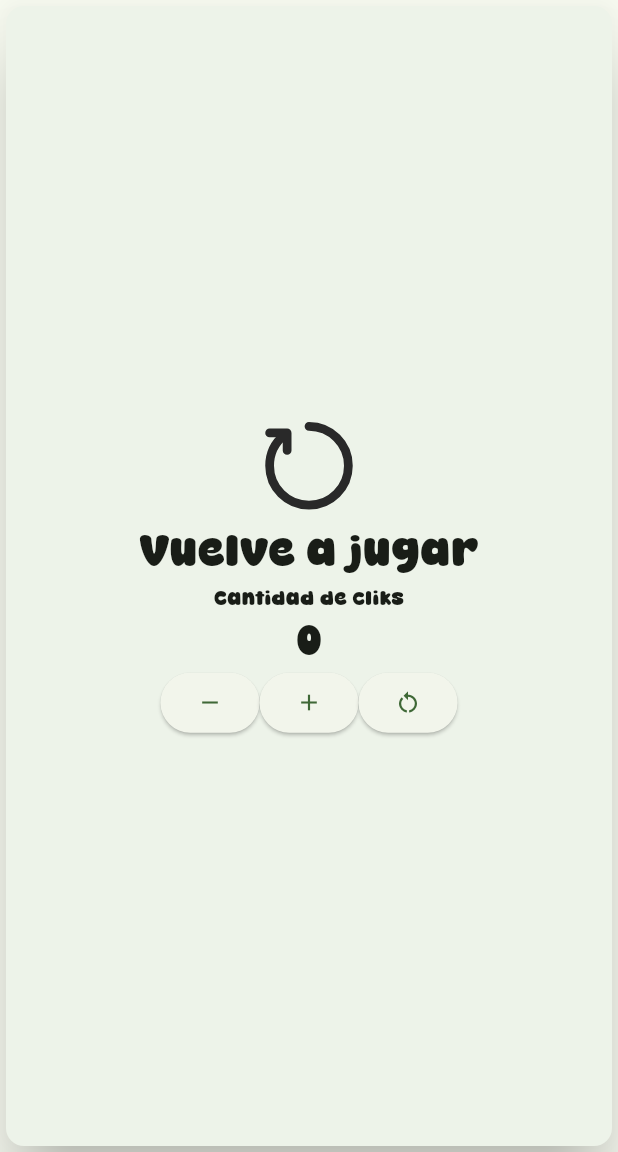
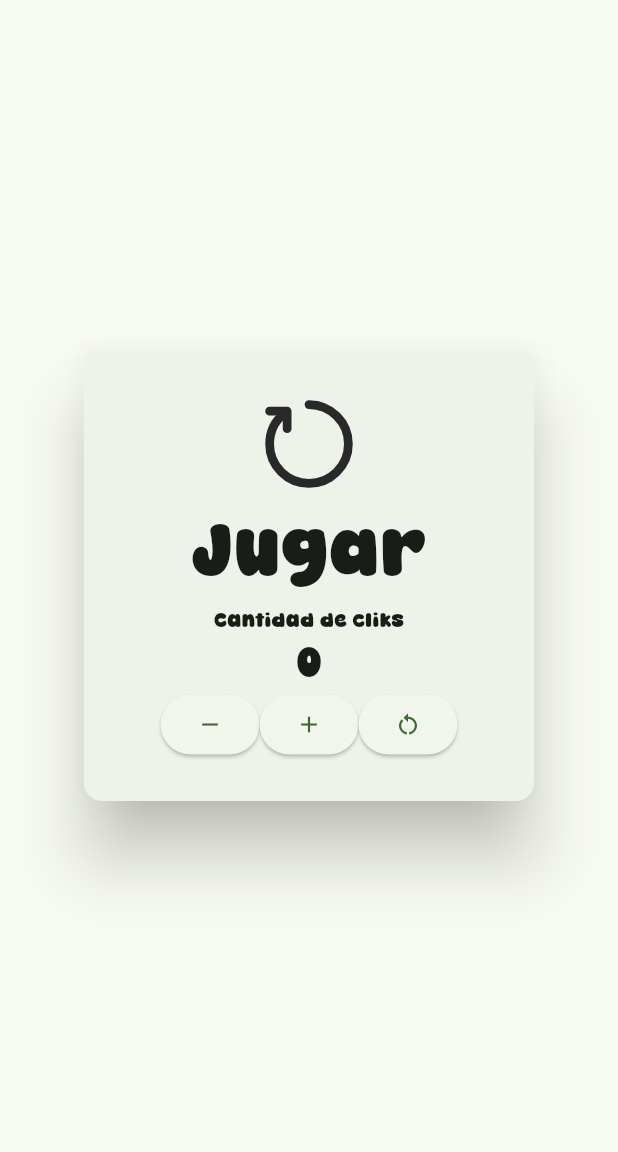
Before and after one commit to GermanAliaga/3479A321_2019479016, a Flutter app: the screen it shows after launch, after a tap on the "restart alt" icon, on a phone screen of 412 x 824 dp, the part 84-1236 px from its top. Run offline on Flutter 3.47's test engine with Material 3 defaults, Android fonts, the phone set to English and light mode, and no system bars; drawn by our look-alikes of auto_size_text; our stand-ins replace flutter_svg, logger.

Commit message:
arreglo vista card

```diff
--- a/lib/pages/myhomepage.dart
+++ b/lib/pages/myhomepage.dart
@@ -13,9 +13,8 @@ class MyHomePage extends StatefulWidget {
 
 class _MyHomePageState extends State<MyHomePage> {
   int _counter = 0;
-  double _fontSize = 50;
   String svg = "assets/icons/controller_game_icon.svg";
-  String message1 = 'Juega';
+  String message1 = 'Jugar';
   String message2 = 'Cantidad de cliks';
 
   void _incrementCounter() {
@@ -33,20 +32,17 @@ class _MyHomePageState extends State<MyHomePage> {
   void _restartCounter() {
     setState(() {
       _counter = 0;
-      message1 = 'Vuelve a jugar';
-      _fontSize = 30;
+      message1 = 'Jugar';
       svg = "assets/icons/restart_icon.svg";
     });
   }
 
   void _messageChange() {
-    if (_counter < 0) {
+    if (_counter == 5) {
       message1 = 'Derrota';
-      _fontSize = 50;
       svg = "assets/icons/game_over_icon.svg";
-    } else if (_counter > 10) {
+    } else if (_counter == 10) {
       message1 = 'Victoria';
-      _fontSize = 50;
       svg = "assets/icons/victory_icon.svg";
     }
   }
@@ -63,7 +59,10 @@ class _MyHomePageState extends State<MyHomePage> {
         body: Center(
             child: Card(
           elevation: 20,
-          color: const Color.fromARGB(255, 237, 243, 233),
+          color: const Color.fromRGBO(237, 243, 233, 1),
+          child: SizedBox(
+            width: 300,
+            height: 300,
             child: Padding(
               padding: const EdgeInsets.all(10.0),
               child: Column(
@@ -76,7 +75,7 @@ class _MyHomePageState extends State<MyHomePage> {
                   ),
                   AutoSizeText(
                     message1,
-                  style: TextStyle(fontSize: _fontSize),
+                    style: TextStyle(fontSize: 50),
                     maxLines: 2,
                   ),
                   Text(
@@ -103,6 +102,7 @@ class _MyHomePageState extends State<MyHomePage> {
                 ],
               ),
             ),
+          ),
         )));
     //floatingActionButton: FloatingActionButton(
     //  onPressed: _restartCounter,
```
Lines whose indentation alone changed are shown as unchanged.
